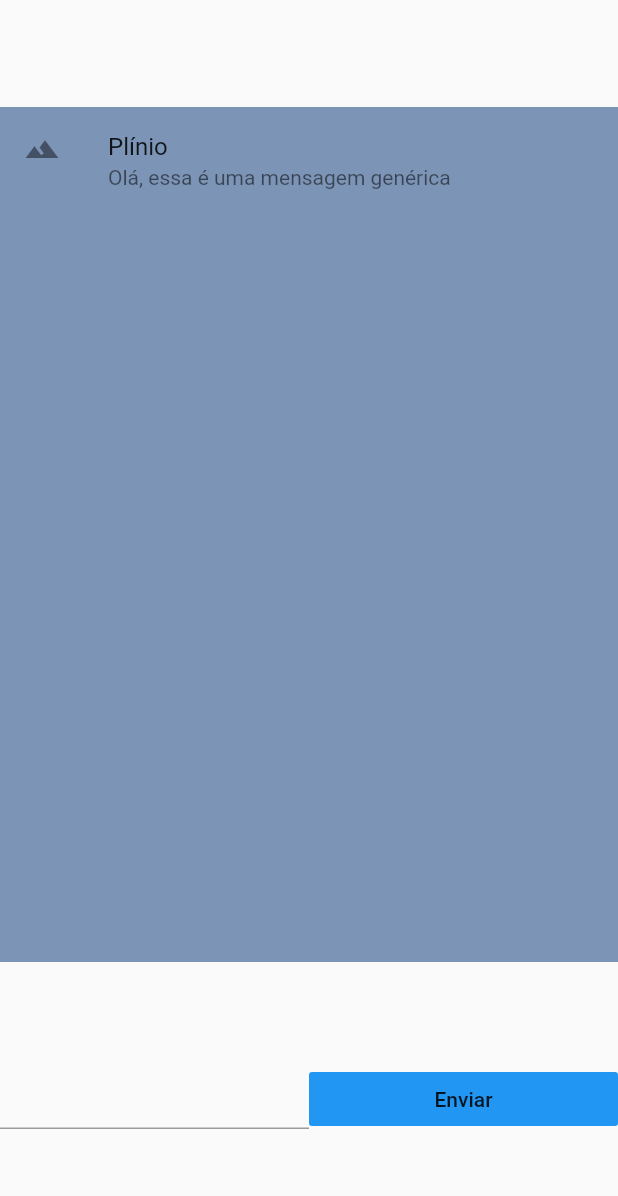
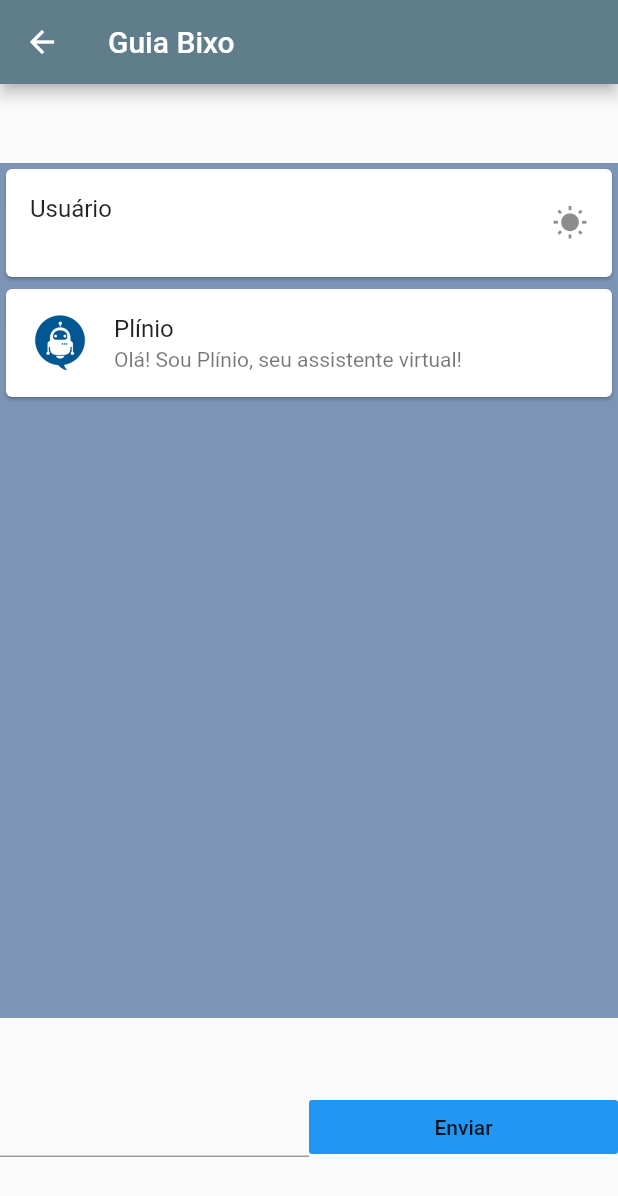
Before and after one commit to caiosousa21/GuiaBixo, a Flutter app: the ChatScreen screen opened directly, after a tap on "Enviar", on a phone screen of 412 x 824 dp. Shown: the top 1196 px of the screen. Run offline on Flutter 3.47's test engine with Material 2 defaults, Android fonts, the phone set to English and light mode, and no system bars.

Commit message:
Add user input to ChatScreen

```diff
--- a/lib/ChatScreen.dart
+++ b/lib/ChatScreen.dart
@@ -3,17 +3,55 @@ import 'EmailScreen.dart';
 
 class ChatScreen extends StatelessWidget {
   TextEditingController userInput = new TextEditingController();
+  List<ListTile> tiles = new List<ListTile>();
   Widget getListView() {
     var listView = ListView(
       children: <Widget>[
         ListTile(
-            leading: Icon(Icons.landscape),
+          leading: Image.asset('Resources/bot.png', height: 40, width: 40),
           title: Text("Plínio"),
-            subtitle: Text("Olá, essa é uma mensagem genérica"),
+          subtitle: Text("Olá! Sou Plínio, seu assistente virtual!"),
         ),
       ],
     );
     return listView;
+  }
+
+  Widget _buildTileItem(BuildContext context, int index) {
+    if (tiles.length == 0){
+      return Card(
+          child: Column(
+          children: <Widget>[
+              ListTile(
+              leading: Image.asset('Resources/bot.png', height: 40, width: 40),
+            title: Text("Plínio"),
+            subtitle: Text("Olá! Sou Plínio, seu assistente virtual!"),)
+          ],
+        ),
+      );
+    }
+    else{
+      return Card(
+        child: Column(
+          children: <Widget>[
+            tiles.elementAt(index)
+          ],
+        ),
+      );
+    }
+  }
+
+  void setListTiles(String input) {
+    tiles.add(ListTile(
+        title: Text("Usuário"),
+        subtitle: Text(input),
+        trailing: Icon(Icons.wb_sunny)
+    ));
+    tiles.add(ListTile(
+      leading: Image.asset('Resources/bot.png', height: 40, width: 40),
+      title: Text("Plínio"),
+      subtitle: Text("Olá! Sou Plínio, seu assistente virtual!"),
+    ));
   }
 
   Widget getNewMessage(String input) {
@@ -23,11 +61,6 @@ class ChatScreen extends StatelessWidget {
             title: Text("Usuário"),
             subtitle: Text(input),
             trailing: Icon(Icons.wb_sunny)
-        ),
-        ListTile(
-          leading: Icon(Icons.landscape),
-          title: Text("Plínio"),
-          subtitle: Text("Olá, essa é uma mensagem genérica"),
         ),
       ],
     );
@@ -39,6 +72,7 @@ class ChatScreen extends StatelessWidget {
   @override
   Widget build(BuildContext context) {
     return Scaffold(
+        appBar: new AppBar(title: new Text("Guia Bixo"),),
         body: Center(
             child: Column(
                 mainAxisAlignment: MainAxisAlignment.spaceEvenly,
@@ -46,7 +80,7 @@ class ChatScreen extends StatelessWidget {
                   Container(
                       height: 570,
                       decoration: BoxDecoration(color: const Color(0xff7c94b6)),
-              child: getListView()
+                      child: new ListView.builder(itemBuilder: _buildTileItem, itemCount: tiles.length,)
                   ),
 
                   Container(
@@ -67,7 +101,8 @@ class ChatScreen extends StatelessWidget {
                                   "Enviar",
                                 ),
                                 onPressed: () {
-                      getNewMessage(userInput.text);
+                                  setListTiles(userInput.text);
+                                  (context as Element).markNeedsBuild();
                                 },
                               ))
                         ]),
```
Lines whose indentation alone changed are shown as unchanged.
